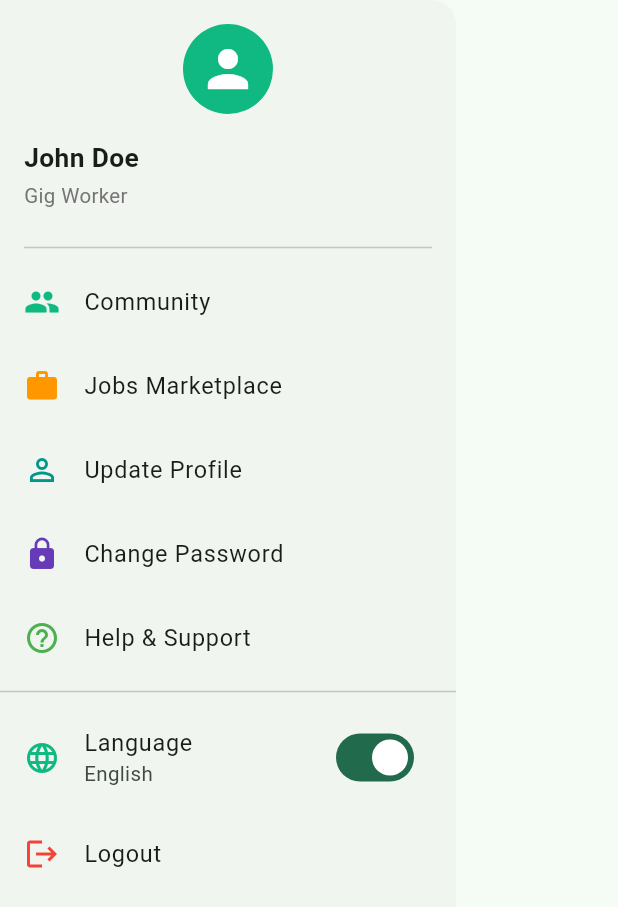
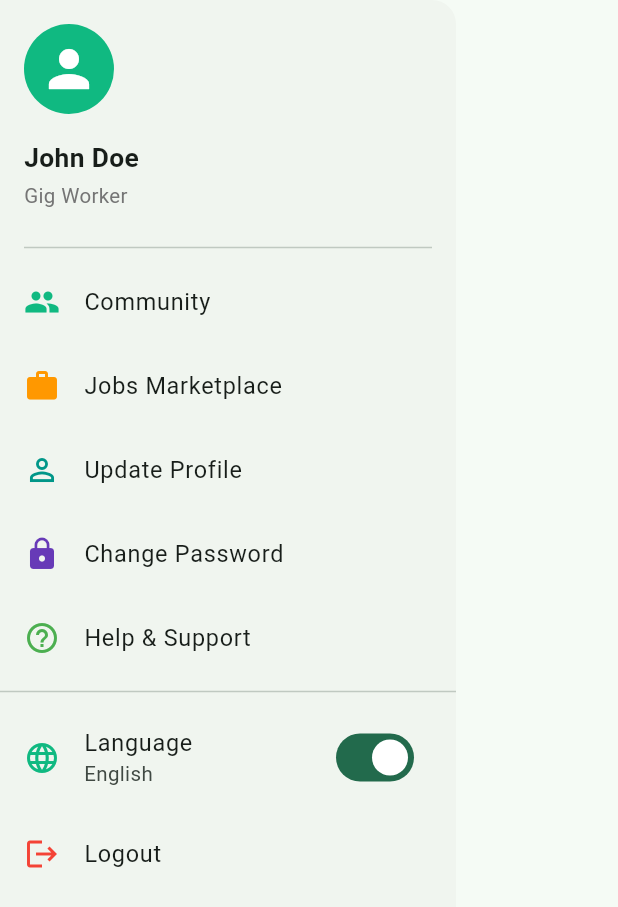
Before and after one commit to Veranzi/Jasho, a Flutter app: the ProfileDrawer widget shown alone on an empty page, opened directly, on a phone screen of 412 x 824 dp. Shown: the top 907 px of the screen. Run offline on Flutter 3.47's test engine with Material 3 defaults, Android fonts, the phone set to English and light mode, and no system bars; our stand-ins replace fl_chart, flutter_screenutil, intl_phone_field, printing, responsive_framework, shared_preferences; accounts and stored records are empty.

Commit message:
Align profile image to the left in ProfileDrawer
Co-authored-by: leparitours <leparitours@gmail.com>

```diff
--- a/jashoo/lib/screens/dashboard/profile_drawer.dart
+++ b/jashoo/lib/screens/dashboard/profile_drawer.dart
@@ -16,9 +16,10 @@ class ProfileDrawer extends StatelessWidget {
         child: SingleChildScrollView( // ✅ prevents vertical overflow
           child: Column(
             children: [
-              // Profile image - separate from header
+              // Profile image - separate from header, left-aligned
               Container(
                 padding: const EdgeInsets.all(16),
+                alignment: Alignment.centerLeft,
                 child: const CircleAvatar(
                   radius: 30,
                   backgroundColor: Color(0xFF10B981),
```
